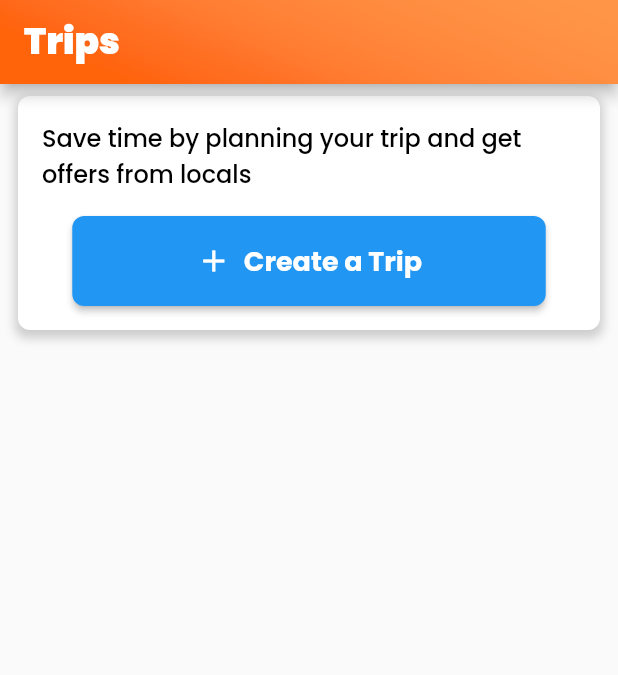
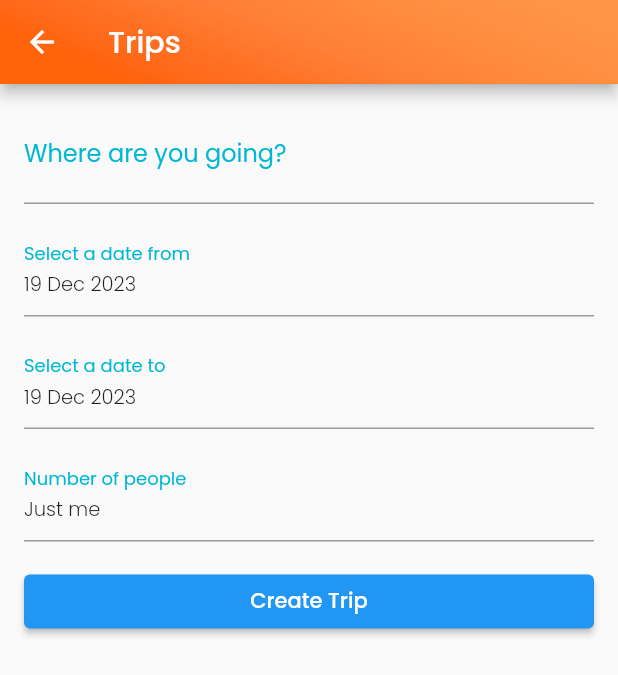
Before and after one commit to developersmartvoice/showbd, a Flutter app: the Tour screen opened directly, after a tap on "Create a Trip", on a phone screen of 412 x 824 dp. Shown: the top 675 px of the screen. Run offline on Flutter 3.47's test engine with Material 2 defaults, Android fonts, the phone set to English and light mode, and no system bars; our stand-ins replace cached_network_image, carousel_slider, cloud_firestore, dio, dotted_border, email_validator and 23 more; missing offline and left inert: connectycube_flutter_call_kit, connectycube_sdk, flutter_background, flutter_inappwebview, flutter_login_facebook, flutter_ringtone_player and 5 more; accounts and stored records are empty; network calls fail; statements that could not run were skipped.

Commit message:
Create  trip page created

```diff
--- /dev/null
+++ b/lib/views/CreateTrip.dart
@@ -0,0 +1,327 @@
+import 'package:flutter/material.dart';
+
+class CreateTrip extends StatefulWidget {
+  const CreateTrip({super.key});
+
+  @override
+  State<CreateTrip> createState() => _CreateTripState();
+}
+
+class _CreateTripState extends State<CreateTrip> {
+  String location = "";
+  DateTime startDate = DateTime.now();
+  DateTime endDate = DateTime.now();
+  String numberOfPeople = "Just me";
+
+  Future<void> _selectDate(BuildContext context, bool isStartDate) async {
+    DateTime? picked = await showDatePicker(
+      context: context,
+      initialDate: isStartDate ? startDate : endDate,
+      firstDate: DateTime.now(),
+      lastDate: DateTime(2101),
+    );
+    if (picked != null && picked != (isStartDate ? startDate : endDate)) {
+      setState(() {
+        if (isStartDate) {
+          startDate = picked;
+        } else {
+          endDate = picked;
+        }
+      });
+    }
+  }
+
+  Future<void> _selectNumberOfPeople(BuildContext context) async {
+    String result = await showModalBottomSheet(
+      context: context,
+      builder: (BuildContext context) {
+        return SingleChildScrollView(
+          child: Container(
+            height: MediaQuery.of(context).size.height * .26,
+            child: Column(
+              children: [
+                ListTile(
+                  title: Text('Just me'),
+                  onTap: () => Navigator.pop(context, 'Just me'),
+                ),
+                ListTile(
+                  title: Text('Two people'),
+                  onTap: () => Navigator.pop(context, 'Two people'),
+                ),
+                ListTile(
+                  title: Text('Three people'),
+                  onTap: () => Navigator.pop(context, 'Three people'),
+                ),
+                ListTile(
+                  title: Text('More than three'),
+                  onTap: () => Navigator.pop(context, 'More than three'),
+                ),
+              ],
+            ),
+          ),
+        );
+      },
+    );
+
+    if (result != null) {
+      setState(() {
+        numberOfPeople = result;
+      });
+    }
+  }
+
+  @override
+  Widget build(BuildContext context) {
+    return SafeArea(
+      child: Scaffold(
+        appBar: AppBar(
+          title: Text('Trips'),
+          flexibleSpace: Container(
+            decoration: BoxDecoration(
+              image: DecorationImage(
+                image: AssetImage(
+                    "assets/moreScreenImages/header_bg.png"), // Add your background image path
+                fit: BoxFit.cover,
+              ),
+            ),
+          ),
+        ),
+        body: SingleChildScrollView(
+          child: Padding(
+            padding: const EdgeInsets.all(16.0),
+            child: Column(
+              crossAxisAlignment: CrossAxisAlignment.stretch,
+              children: [
+                TextField(
+                  decoration: InputDecoration(
+                    labelText: 'Where are you going?',
+                    hintText: 'Enter Location',
+                  ),
+                  onTap: () {
+                    // Navigate to the location search page
+                    Navigator.push(
+                      context,
+                      MaterialPageRoute(
+                          builder: (context) => LocationSearchPage()),
+                    ).then((selectedLocation) {
+                      if (selectedLocation != null) {
+                        setState(() {
+                          location = selectedLocation;
+                        });
+                      }
+                    });
+                  },
+                ),
+                SizedBox(height: 16.0),
+                InkWell(
+                  onTap: () => _selectDate(context, true),
+                  child: InputDecorator(
+                    decoration: InputDecoration(
+                      labelText: 'Select a date from',
+                    ),
+                    child: Text(
+                      '${startDate.day.toString().padLeft(2, '0')} ${_getMonthAbbreviation(startDate.month)} ${startDate.year}',
+                    ),
+                  ),
+                ),
+                SizedBox(height: 16.0),
+                InkWell(
+                  onTap: () => _selectDate(context, false),
+                  child: InputDecorator(
+                    decoration: InputDecoration(
+                      labelText: 'Select a date to',
+                    ),
+                    child: Text(
+                      '${endDate.day.toString().padLeft(2, '0')} ${_getMonthAbbreviation(endDate.month)} ${endDate.year}',
+                    ),
+                  ),
+                ),
+                SizedBox(height: 16.0),
+                InkWell(
+                  onTap: () => _selectNumberOfPeople(context),
+                  child: InputDecorator(
+                    decoration: InputDecoration(
+                      labelText: 'Number of people',
+                    ),
+                    child: Text(numberOfPeople),
+                  ),
+                ),
+                SizedBox(height: 16.0),
+                // Add the last input field and button here
+                // ...
+
+                ElevatedButton(
+                  onPressed: () {
+                    // Handle the Create Trip button click
+                    // You can implement the logic to create the trip here
+                  },
+                  child: Text('Create Trip'),
+                ),
+              ],
+            ),
+          ),
+        ),
+      ),
+    );
+  }
+
+  String _getMonthAbbreviation(int month) {
+    switch (month) {
+      case 1:
+        return 'Jan';
+      case 2:
+        return 'Feb';
+      case 3:
+        return 'Mar';
+      case 4:
+        return 'Apr';
+      case 5:
+        return 'May';
+      case 6:
+        return 'Jun';
+      case 7:
+        return 'Jul';
+      case 8:
+        return 'Aug';
+      case 9:
+        return 'Sep';
+      case 10:
+        return 'Oct';
+      case 11:
+        return 'Nov';
+      case 12:
+        return 'Dec';
+      default:
+        return '';
+    }
+  }
+}
+
+class LocationSearchPage extends StatefulWidget {
+  @override
+  _LocationSearchPageState createState() => _LocationSearchPageState();
+}
+
+class _LocationSearchPageState extends State<LocationSearchPage> {
+  TextEditingController _searchController = TextEditingController();
+  List<String> suggestedCities = [
+    'Bagerhat',
+    'Bandarban',
+    'Barguna',
+    'Barishal',
+    'Bhola',
+    'Bogura',
+    'Brahmanbaria',
+    'Chandpur',
+    'Chattogram',
+    'Chuadanga',
+    'Comilla',
+    'Cox\'s Bazar',
+    'Dhaka',
+    'Dinajpur',
+    'Faridpur',
+    'Feni',
+    'Gaibandha',
+    'Gazipur',
+    'Gopalganj',
+    'Habiganj',
+    'Jamalpur',
+    'Jashore (Jessore)',
+    'Jhalokathi',
+    'Jhenaidah',
+    'Joypurhat',
+    'Khagrachari',
+    'Khulna',
+    'Kishoreganj',
+    'Kushtia',
+    'Lakshmipur',
+    'Lalmonirhat',
+    'Madaripur',
+    'Magura',
+    'Manikganj',
+    'Meherpur',
+    'Moulvibazar',
+    'Munshiganj',
+    'Mymensingh',
+    'Naogaon',
+    'Narail',
+    'Narayanganj',
+    'Narsingdi',
+    'Netrokona',
+    'Nilphamari',
+    'Noakhali',
+    'Pabna',
+    'Panchagarh',
+    'Patuakhali',
+    'Pirojpur',
+    'Rajbari',
+    'Rajshahi',
+    'Rangamati',
+    'Rangpur',
+    'Satkhira',
+    'Shariatpur',
+    'Sherpur',
+    'Sirajganj',
+    'Sunamganj',
+    'Sylhet',
+    'Tangail',
+    'Thakurgaon',
+    'Jamalpur',
+    'Narsingdi',
+    'Netrakona',
+  ];
+  // Replace with actual suggestions
+
+  @override
+  Widget build(BuildContext context) {
+    return SafeArea(
+      child: Scaffold(
+        appBar: AppBar(
+          title: Text('Search Location'),
+          flexibleSpace: Container(
+            decoration: BoxDecoration(
+              image: DecorationImage(
+                image: AssetImage(
+                    "assets/moreScreenImages/header_bg.png"), // Add your background image path
+                fit: BoxFit.cover,
+              ),
+            ),
+          ),
+        ),
+        body: Padding(
+          padding: const EdgeInsets.fromLTRB(12, 8, 12, 8),
+          child: Column(
+            children: [
+              TextField(
+                controller: _searchController,
+                onChanged: (value) {
+                  // Implement the logic to suggest cities based on user input
+                  // Update the 'suggestedCities' list accordingly
+                },
+                decoration: InputDecoration(
+                  hintText: 'Search city...',
+                ),
+              ),
+              Expanded(
+                child: ListView.builder(
+                  itemCount: suggestedCities.length,
+                  itemBuilder: (context, index) {
+                    return ListTile(
+                      title: Text(suggestedCities[index]),
+                      onTap: () {
+                        Navigator.pop(
+                            context,
+                            suggestedCities[
+                                index]); // Return the selected location to the previous page
+                      },
+                    );
+                  },
+                ),
+              ),
+            ],
+          ),
+        ),
+      ),
+    );
+  }
+}
--- a/lib/views/Doctor/Tour.dart
+++ b/lib/views/Doctor/Tour.dart
@@ -1,5 +1,6 @@
 import 'package:appcode3/en.dart';
 import 'package:appcode3/main.dart';
+import 'package:appcode3/views/CreateTrip.dart';
 import 'package:flutter/material.dart';
 import 'package:flutter_html/flutter_html.dart';
 import 'package:google_fonts/google_fonts.dart';
@@ -65,6 +66,10 @@ class _TourState extends State<Tour> {
                       onPressed: () {
                         // Handle the create trip button click
                         // You can navigate to a new screen or perform other actions
+                        Navigator.push(
+                          context,
+                          MaterialPageRoute(builder: (context) => CreateTrip()),
+                        );
                       },
                       icon: Icon(Icons.add),
                       label: Text(
@@ -88,6 +93,34 @@ class _TourState extends State<Tour> {
               ),
               // Add the column view for displaying trips here
               // You can use a ListView.builder or any other widget based on your data
+              SizedBox(
+                height: MediaQuery.of(context).size.height * .25,
+              ),
+              Container(
+                alignment: Alignment.center,
+                child: Column(
+                    mainAxisAlignment:
+                        MainAxisAlignment.center, // Center vertically
+                    children: [
+                      Text(
+                        "My saved Trips!",
+                        style: GoogleFonts.poppins(
+                            fontWeight: FontWeight.w500,
+                            color: BLACK,
+                            fontSize: 18),
+                      ),
+                      SizedBox(
+                        height: 15,
+                      ),
+                      Text(
+                        "You haven't created any Trips yet. Create your first Trip so available locals can send you offers.",
+                        style: GoogleFonts.poppins(
+                            fontWeight: FontWeight.w400,
+                            color: BLACK,
+                            fontSize: 14),
+                      )
+                    ]),
+              )
             ],
           ),
         ),
```
